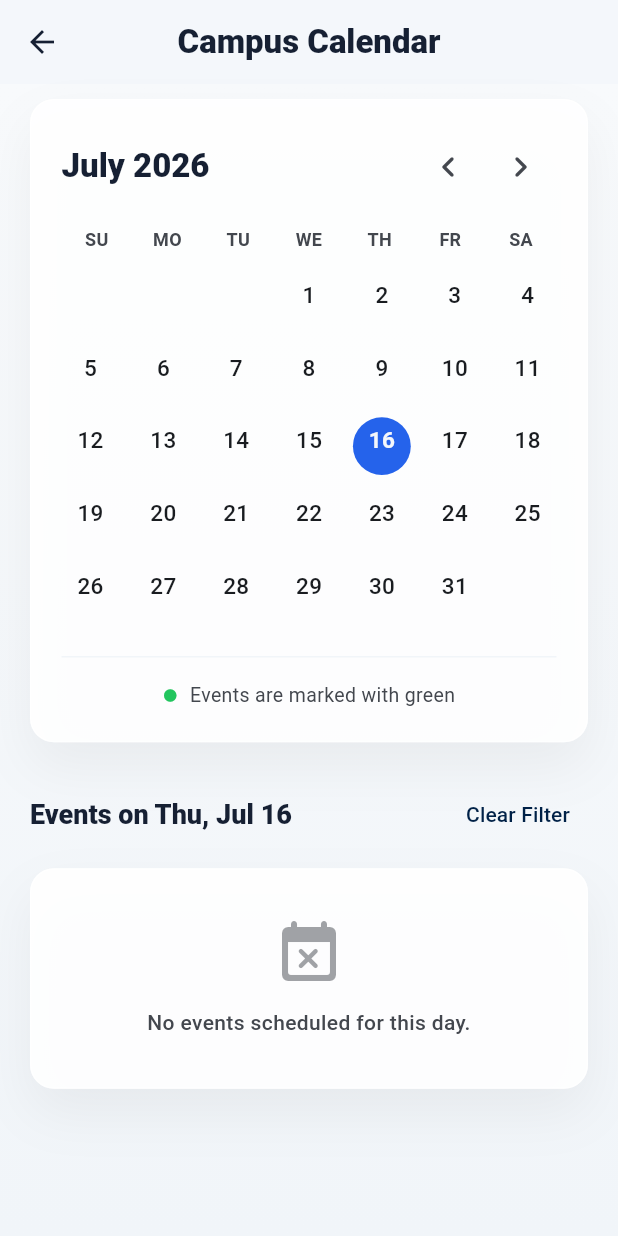
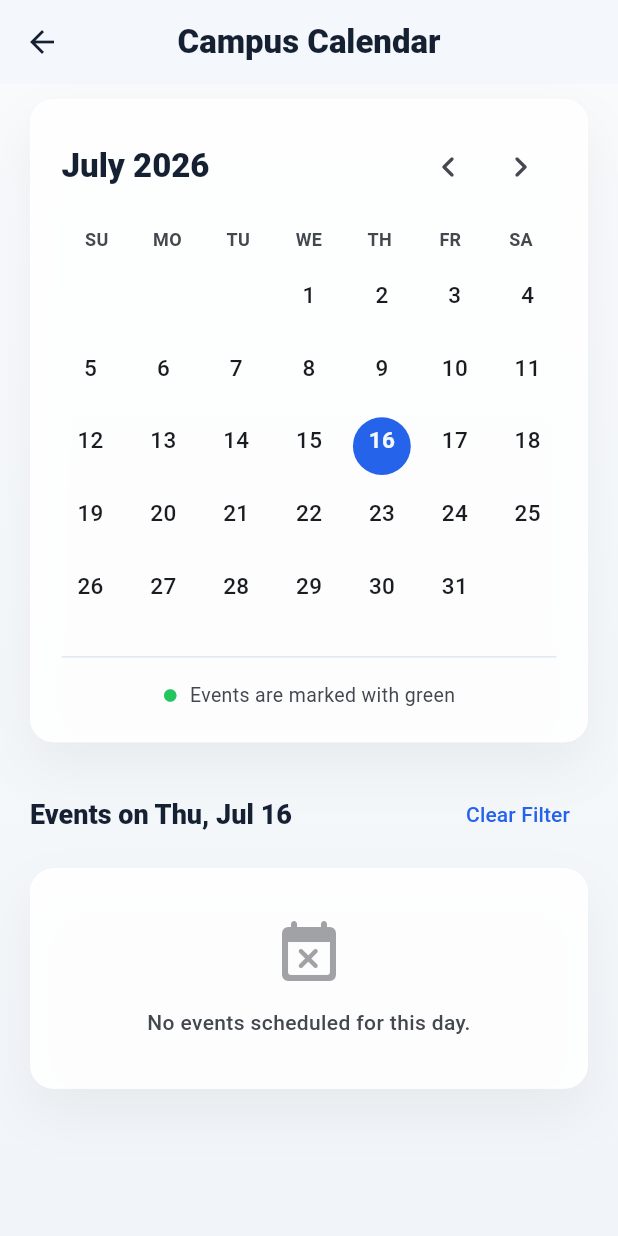
Before and after one commit to AmishPrabhu/Club-Connect-App, a Flutter app: the screen it shows after launch, after a tap on "View Month", on a phone screen of 412 x 824 dp. Run offline on Flutter 3.47's test engine with Material 3 defaults, Android fonts, the phone set to English and light mode, and no system bars; our stand-ins replace file_picker, firebase_core, firebase_messaging, flutter_local_notifications, flutter_markdown, google_sign_in and 3 more; accounts and stored records are empty; network calls fail.

Commit message:
Fix dark mode for calendar and guest user profile icon

```diff
--- a/lib/src/screens/home_screen.dart
+++ b/lib/src/screens/home_screen.dart
@@ -918,13 +918,19 @@ class _HomeTopBar extends StatelessWidget {
                     : null,
               ),
               child: Center(
-                child: Text(
-                  session?.name.isNotEmpty == true ? session!.name[0].toUpperCase() : 'A',
+                child: session != null
+                    ? Text(
+                        session.name.isNotEmpty == true ? session.name[0].toUpperCase() : '?',
                         style: TextStyle(
                           fontSize: 16,
                           fontWeight: FontWeight.bold,
                           color: isDark ? AppTheme.accent(context) : const Color(0xFF312E81),
                         ),
+                      )
+                    : Icon(
+                        Icons.person_rounded,
+                        size: 20,
+                        color: isDark ? AppTheme.accent(context) : const Color(0xFF312E81),
                       ),
               ),
             ),
--- a/lib/src/screens/monthly_calendar_screen.dart
+++ b/lib/src/screens/monthly_calendar_screen.dart
@@ -175,14 +175,19 @@ class _MonthlyCalendarScreenState extends State<MonthlyCalendarScreen> {
         children: [
           // Background Decor (matches RootScreen background)
           Container(
-            decoration: const BoxDecoration(
+            decoration: BoxDecoration(
               gradient: LinearGradient(
                 begin: Alignment.topCenter,
                 end: Alignment.bottomCenter,
-                colors: [
-                  Color(0xFFF8FAFC),
-                  Color(0xFFF1F5F9),
-                ],
+                colors: Theme.of(context).brightness == Brightness.dark
+                    ? [
+                        AppTheme.surfaceBg(context),
+                        AppTheme.surfaceBg(context),
+                      ]
+                    : const [
+                        Color(0xFFF8FAFC),
+                        Color(0xFFF1F5F9),
+                      ],
               ),
             ),
           ),
@@ -301,7 +306,9 @@ class _MonthlyCalendarScreenState extends State<MonthlyCalendarScreen> {
                               child: Container(
                                 decoration: BoxDecoration(
                                   color: isSelected
-                                      ? AppTheme.accent(context)
+                                      ? (Theme.of(context).brightness == Brightness.dark
+                                          ? Colors.white
+                                          : AppTheme.accent(context))
                                       : isToday
                                           ? AppTheme.accent(context).withValues(alpha: 0.1)
                                           : Colors.transparent,
@@ -323,7 +330,10 @@ class _MonthlyCalendarScreenState extends State<MonthlyCalendarScreen> {
                                               : FontWeight.w500,
                                           fontSize: 15,
                                           color: isSelected
-                                              ? Theme.of(context).cardColor : isToday
+                                              ? (Theme.of(context).brightness == Brightness.dark
+                                                  ? Colors.black
+                                                  : Theme.of(context).cardColor)
+                                              : isToday
                                                   ? AppTheme.accent(context)
                                                   : AppTheme.textColor(context),
                                         ),
@@ -337,7 +347,10 @@ class _MonthlyCalendarScreenState extends State<MonthlyCalendarScreen> {
                                           height: 5,
                                           decoration: BoxDecoration(
                                             color: isSelected
-                                                ? Theme.of(context).cardColor : const Color(0xFF22C55E), // Green dot
+                                                ? (Theme.of(context).brightness == Brightness.dark
+                                                    ? Colors.black
+                                                    : Theme.of(context).cardColor)
+                                                : const Color(0xFF22C55E), // Green dot
                                             shape: BoxShape.circle,
                                           ),
                                         ),
@@ -349,7 +362,7 @@ class _MonthlyCalendarScreenState extends State<MonthlyCalendarScreen> {
                           },
                         ),
                         const SizedBox(height: 16),
-                        const Divider(color: Color(0xFFF1F5F9)),
+                        Divider(color: AppTheme.borderColor(context)),
                         const SizedBox(height: 8),
                         // Legend
                         Row(
@@ -396,6 +409,11 @@ class _MonthlyCalendarScreenState extends State<MonthlyCalendarScreen> {
                               _selectedDate = null;
                             });
                           },
+                          style: TextButton.styleFrom(
+                            foregroundColor: Theme.of(context).brightness == Brightness.dark
+                                ? const Color(0xFF94A3B8)
+                                : AppTheme.accent(context),
+                          ),
                           child: const Text('Clear Filter'),
                         ),
                     ],
--- a/lib/src/state/app_state.dart
+++ b/lib/src/state/app_state.dart
@@ -92,9 +92,10 @@ class AppState extends ChangeNotifier {
       _apiClient.setToken(token);
       try {
         session = await _fetchCurrentUser();
-        // Initialize push notifications manager and sync token
-        await PushNotificationsManager.instance.init(this);
-        await PushNotificationsManager.instance.syncToken();
+        // Initialize push notifications manager and sync token in the background so it doesn't block startup
+        PushNotificationsManager.instance.init(this).then((_) {
+          PushNotificationsManager.instance.syncToken();
+        });
       } catch (_) {
         await prefs.remove(_tokenKey);
         _apiClient.setToken(null);
```
Also changed, not shown: lib/src/screens/root_screen.dart (+11 -3 lines), lib/src/widgets/event_card.dart (+7 -4 lines), 1 other file. Lines whose indentation alone changed are shown as unchanged.
